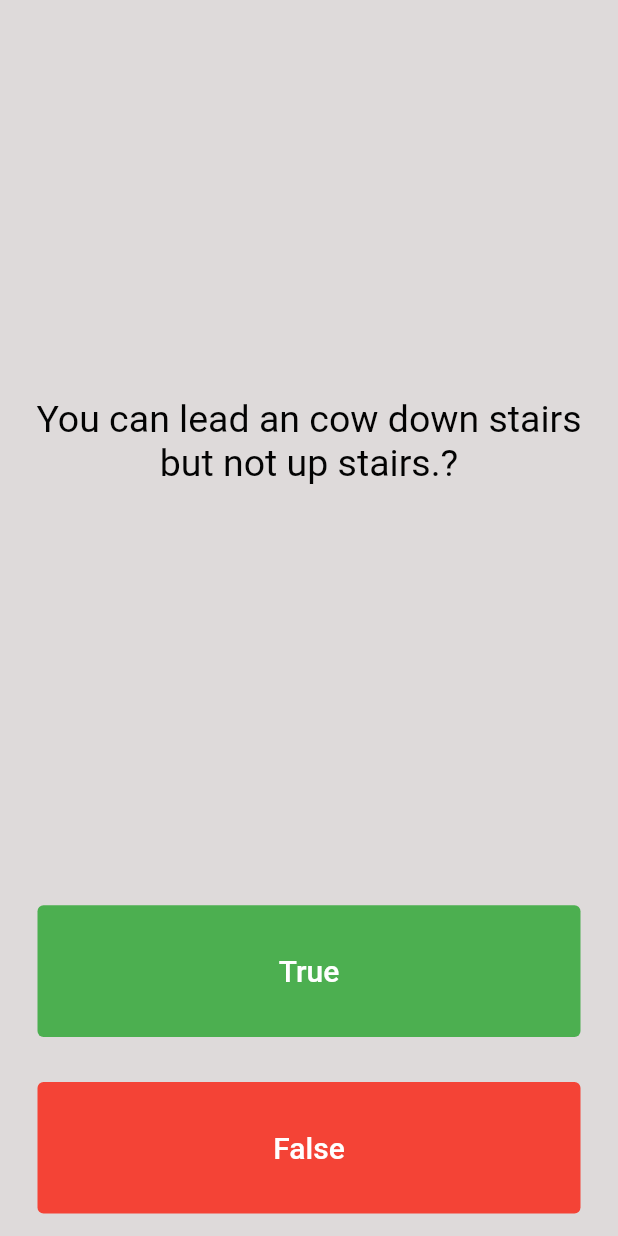
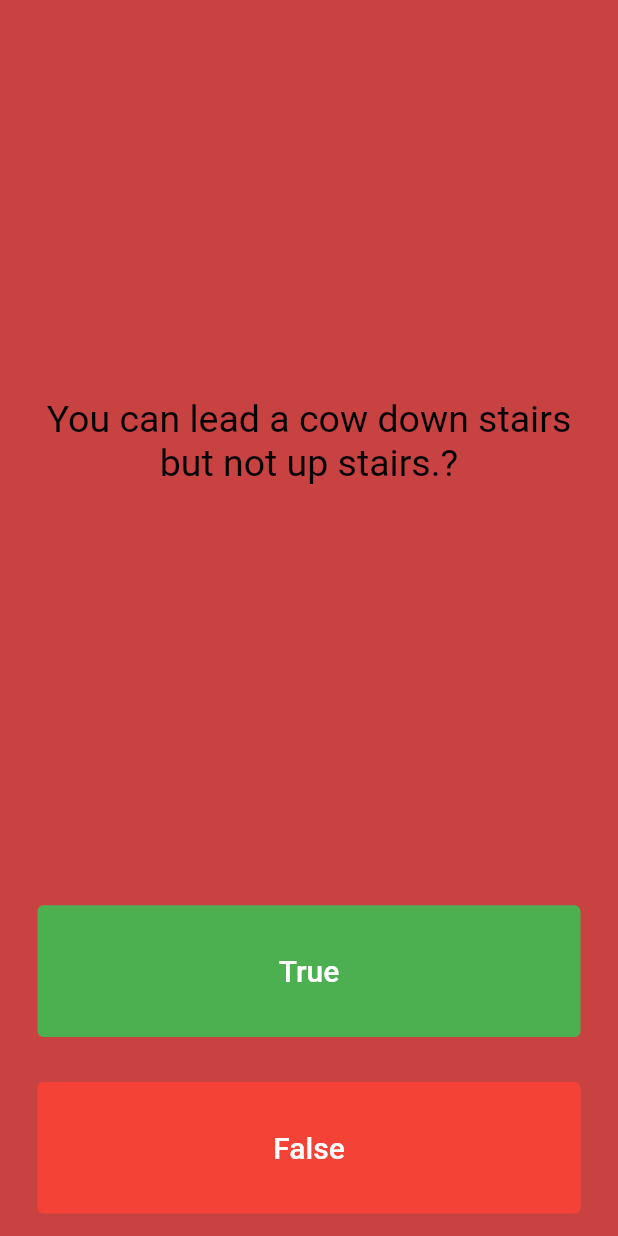
Before and after one commit to divyakodenikiri/quizzlerdivya_20122022, a Flutter app: the screen it shows after launch, on a phone screen of 412 x 824 dp. Run offline on Flutter 3.47's test engine with Material 2 defaults, Android fonts, the phone set to English and light mode, and no system bars.

Commit message:
added new 1

```diff
--- a/lib/main.dart
+++ b/lib/main.dart
@@ -1,4 +1,5 @@
 import 'package:flutter/material.dart';
+import 'package:quizzlerdivya_20122022/question.dart';
 
 void main() => runApp(Quizzler());
 
@@ -7,7 +8,7 @@ class Quizzler extends StatelessWidget {
   Widget build(BuildContext context) {
     return MaterialApp(
       home: Scaffold(
-        backgroundColor: Color.fromARGB(255, 222, 218, 218),
+        backgroundColor: Color.fromARGB(255, 201, 66, 66),
         body: SafeArea(
           child: Padding(
             padding: EdgeInsets.symmetric(horizontal: 10.0),
@@ -27,16 +28,20 @@ class QuizPage extends StatefulWidget {
 class _QuizPageState extends State<QuizPage> {
   List<Icon> scorkeeper = [];
   List<String> questions = [
-
-
-    'You can lead an cow down stairs but not up stairs.?',
-
-
+    'You can lead a cow down stairs but not up stairs.?',
     'Approximately one quarter of human bones are in the feet.?',
     'A slug\'s blood is green.?',
   ];
 
-  List <bool> answers = [false,true,true];
+  List<bool> answers = [false, true, true];
+
+  Question q1 = Question(
+      q: 'You can lead a cow down stairs but not up stairs.?', a: false);
+  // List<Question> questionbank = [
+  //   Question(q: 'You can lead a cow down stairs but not up stairs.?', a: false),
+  //   Question(q: 'Approximately one quarter of human bones are in the feet.?', a: false),
+  //   Question(q: 'A slug\'s blood is green.?', a: false),
+  // ];
 
   int questionNumber = 0;
 
@@ -78,27 +83,20 @@ class _QuizPageState extends State<QuizPage> {
               onPressed: () {
                 //The user picked true.
 
-                //The user picked true.
-
                 bool correctAnswer = answers[questionNumber];
 
-                  if(correctAnswer == true){
-
+                if (correctAnswer == true) {
                   print('user is right');
-                }else{
+                } else {
                   print('user wrong');
-
+                }
 
                 setState(() {
                   questionNumber++;
                 });
-                }
-
-
 
                 print(questionNumber);
               },
-
             ),
           ),
         ),
@@ -118,10 +116,10 @@ class _QuizPageState extends State<QuizPage> {
               onPressed: () {
                 //The user picked false.
 
-                 bool correctAnswer = answers[questionNumber];
-                if(correctAnswer == false){
+                bool correctAnswer = answers[questionNumber];
+                if (correctAnswer == false) {
                   print('user is right');
-                }else{
+                } else {
                   print('user wrong');
                 }
                 setState(() {
```
